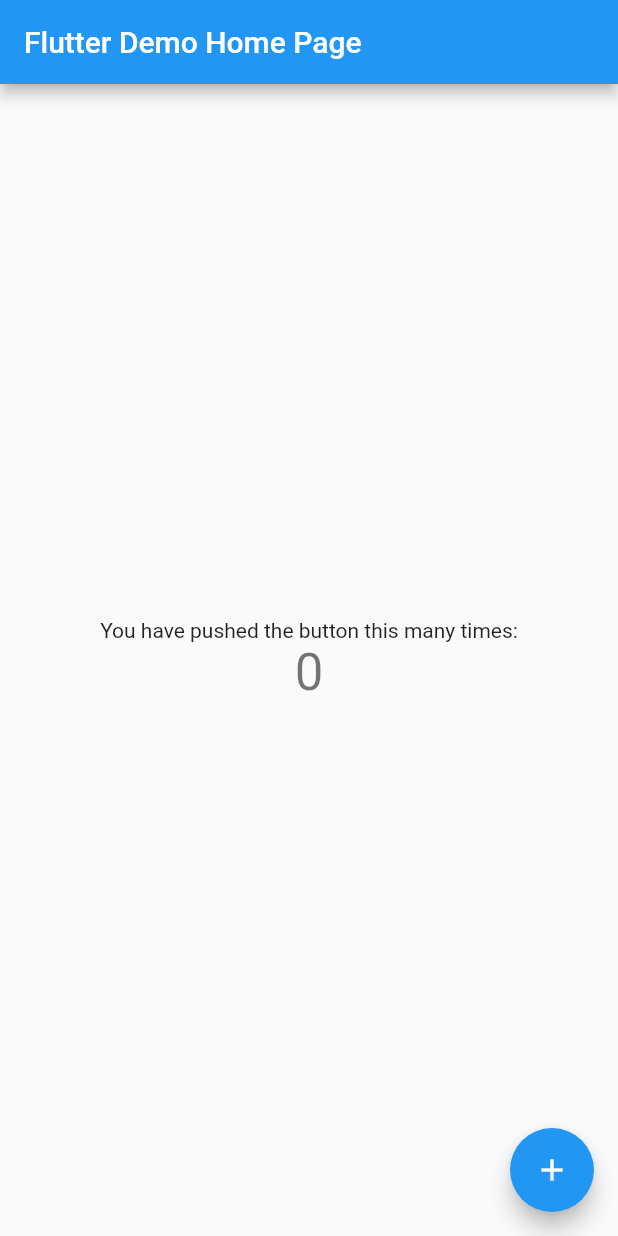
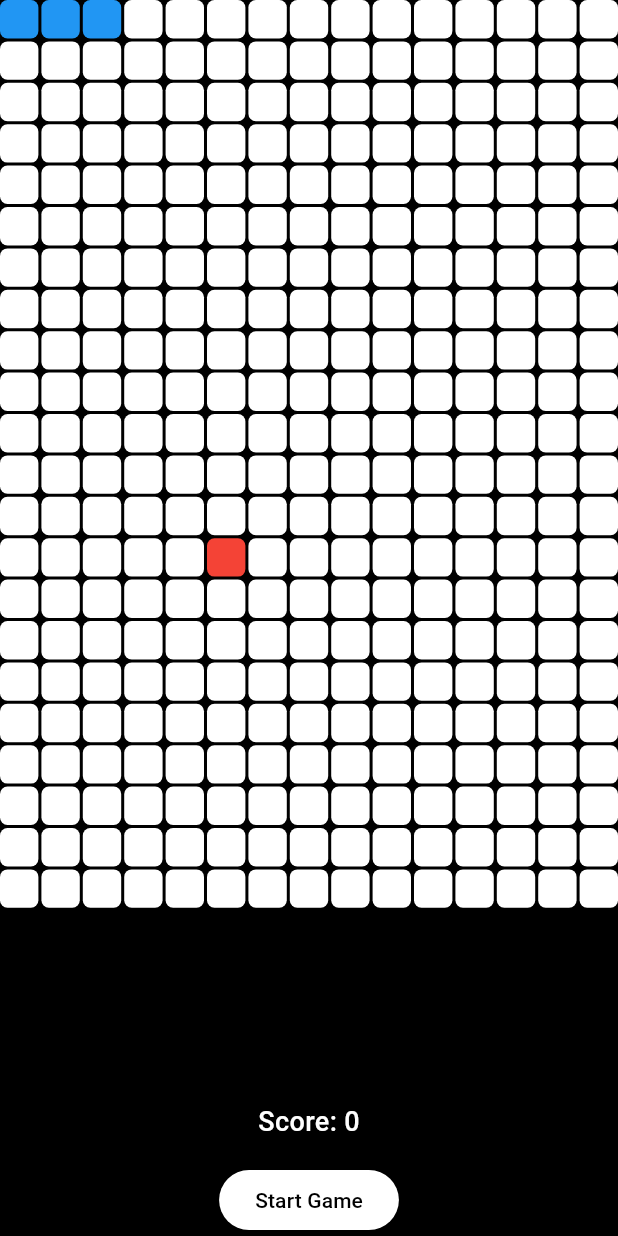
Before and after one commit to achaudhary591/Flutter_Snake_Game, a Flutter app: the screen it shows after launch, on a phone screen of 412 x 824 dp. Run offline on Flutter 3.47's test engine with Material 2 defaults, Android fonts, the phone set to English and light mode, and no system bars.

Commit message:
game done

```diff
--- a/lib/main.dart
+++ b/lib/main.dart
@@ -1,3 +1,6 @@
+import 'dart:async';
+import 'dart:math';
+
 import 'package:flutter/material.dart';
 
 void main() {
@@ -23,93 +26,258 @@ class MyApp extends StatelessWidget {
         // Notice that the counter didn't reset back to zero; the application
         // is not restarted.
         primarySwatch: Colors.blue,
+        useMaterial3: true,
       ),
-      home: const MyHomePage(title: 'Flutter Demo Home Page'),
+      home: const HomeScreen(),
     );
   }
 }
 
-class MyHomePage extends StatefulWidget {
-  const MyHomePage({super.key, required this.title});
-
-  // This widget is the home page of your application. It is stateful, meaning
-  // that it has a State object (defined below) that contains fields that affect
-  // how it looks.
-
-  // This class is the configuration for the state. It holds the values (in this
-  // case the title) provided by the parent (in this case the App widget) and
-  // used by the build method of the State. Fields in a Widget subclass are
-  // always marked "final".
-
-  final String title;
+class HomeScreen extends StatefulWidget {
+  const HomeScreen({super.key});
 
   @override
-  State<MyHomePage> createState() => _MyHomePageState();
+  State<HomeScreen> createState() => _HomeScreenState();
 }
 
-class _MyHomePageState extends State<MyHomePage> {
-  int _counter = 0;
+class _HomeScreenState extends State<HomeScreen> {
+  int foodPosition = 200;
+  SnakeDirection snakeDirection = SnakeDirection.Down;
+  int score = 0;
+  bool isGameRunning = false;
+  late Timer timer;
+  bool _isGameOver = false;
 
-  void _incrementCounter() {
-    setState(() {
-      // This call to setState tells the Flutter framework that something has
-      // changed in this State, which causes it to rerun the build method below
-      // so that the display can reflect the updated values. If we changed
-      // _counter without calling setState(), then the build method would not be
-      // called again, and so nothing would appear to happen.
-      _counter++;
+  List<int> snakePosition = [];
+
+  @override
+  void initState() {
+    // TODO: implement initState
+    super.initState();
+    initialiseSnake();
+    // startGame();
+  }
+
+  void initialiseSnake() {
+    for (var i = 0; i < 3; i++) {
+      snakePosition.add(i);
+    }
+  }
+
+  void startGame() {
+    isGameRunning = true;
+    timer = Timer.periodic(const Duration(milliseconds: 300), (timer) {
+      moveSnake();
+
+      isGameOver();
     });
+  }
+
+  void moveSnake() {
+    if (snakeDirection == SnakeDirection.Right) {
+      if (snakePosition.last % 15 == 14) {
+        snakePosition.add(snakePosition.last + 1 - 15);
+      } else {
+        snakePosition.add(snakePosition.last + 1);
+      }
+    } else if (snakeDirection == SnakeDirection.Left) {
+      if (snakePosition.last % 15 == 0) {
+        snakePosition.add(snakePosition.last - 1 + 15);
+      } else {
+        snakePosition.add(snakePosition.last - 1);
+      }
+    } else if (snakeDirection == SnakeDirection.Up) {
+      if (snakePosition.last < 15) {
+        snakePosition.add(snakePosition.last - 15 + 330);
+      } else {
+        snakePosition.add(snakePosition.last - 15);
+      }
+    } else if (snakeDirection == SnakeDirection.Down) {
+      if (snakePosition.last > 314) {
+        snakePosition.add(snakePosition.last + 15 - 330);
+      } else {
+        snakePosition.add(snakePosition.last + 15);
+      }
+    }
+
+    if (snakePosition.last == foodPosition) {
+      onEatFood();
+    } else {
+      snakePosition.removeAt(0);
+    }
+
+    setState(() {});
+  }
+
+  void onEatFood() {
+    score++;
+    while (snakePosition.contains(foodPosition)) {
+      foodPosition = Random().nextInt(329);
+    }
+  }
+
+  void isGameOver() {
+    List<int> duplicateSnakePosition = [];
+
+    duplicateSnakePosition.addAll(snakePosition);
+
+    duplicateSnakePosition.remove(snakePosition.last);
+
+    if (duplicateSnakePosition.contains(snakePosition.last)) {
+      print("Game Over");
+      timer.cancel();
+      _isGameOver = true;
+      setState(() {});
+    }
+  }
+
+  void restartGame() {
+    _isGameOver = false;
+
+    score = 0;
+
+    snakePosition = [];
+
+    initialiseSnake();
+
+    startGame();
   }
 
   @override
   Widget build(BuildContext context) {
-    // This method is rerun every time setState is called, for instance as done
-    // by the _incrementCounter method above.
-    //
-    // The Flutter framework has been optimized to make rerunning build methods
-    // fast, so that you can just rebuild anything that needs updating rather
-    // than having to individually change instances of widgets.
-    return Scaffold(
-      appBar: AppBar(
-        // Here we take the value from the MyHomePage object that was created by
-        // the App.build method, and use it to set our appbar title.
-        title: Text(widget.title),
-      ),
-      body: Center(
-        // Center is a layout widget. It takes a single child and positions it
-        // in the middle of the parent.
-        child: Column(
-          // Column is also a layout widget. It takes a list of children and
-          // arranges them vertically. By default, it sizes itself to fit its
-          // children horizontally, and tries to be as tall as its parent.
-          //
-          // Invoke "debug painting" (press "p" in the console, choose the
-          // "Toggle Debug Paint" action from the Flutter Inspector in Android
-          // Studio, or the "Toggle Debug Paint" command in Visual Studio Code)
-          // to see the wireframe for each widget.
-          //
-          // Column has various properties to control how it sizes itself and
-          // how it positions its children. Here we use mainAxisAlignment to
-          // center the children vertically; the main axis here is the vertical
-          // axis because Columns are vertical (the cross axis would be
-          // horizontal).
-          mainAxisAlignment: MainAxisAlignment.center,
-          children: <Widget>[
-            const Text(
-              'You have pushed the button this many times:',
+    return GestureDetector(
+      onVerticalDragUpdate: (dragUpdateDetais) {
+        if (dragUpdateDetais.delta.dy > 0) {
+          print("Downward");
+          snakeDirection = SnakeDirection.Down;
+        } else {
+          print("Upward");
+          snakeDirection = SnakeDirection.Up;
+        }
+
+        setState(() {});
+      },
+      onHorizontalDragUpdate: (drageUpdateDetails) {
+        if (drageUpdateDetails.delta.dx > 0) {
+          print("Right");
+          snakeDirection = SnakeDirection.Right;
+        } else {
+          print("Left");
+          snakeDirection = SnakeDirection.Left;
+        }
+
+        setState(() {});
+      },
+      child: Scaffold(
+        backgroundColor: Colors.black,
+        body: Column(
+          children: [
+            Expanded(
+                child: GridView.builder(
+              itemCount: 330,
+              physics: const NeverScrollableScrollPhysics(),
+              gridDelegate: const SliverGridDelegateWithFixedCrossAxisCount(
+                crossAxisCount: 15,
+                crossAxisSpacing: 2,
+                mainAxisSpacing: 2,
+              ),
+              itemBuilder: (context, index) {
+                if (index == foodPosition) {
+                  return const Food();
+                } else if (snakePosition.contains(index)) {
+                  return const Snake();
+                } else {
+                  return Box(
+                    index: index,
+                  );
+                }
+              },
+            )),
+            Text(
+              "Score: $score",
+              style: const TextStyle(
+                color: Colors.white,
+                fontSize: 18,
+                fontWeight: FontWeight.w500,
+              ),
             ),
-            Text(
-              '$_counter',
-              style: Theme.of(context).textTheme.headlineMedium,
+            const SizedBox(
+              height: 15,
             ),
+            isGameRunning
+                ? const SizedBox()
+                : ElevatedButton(
+                    onPressed: startGame,
+                    style:
+                        ElevatedButton.styleFrom(backgroundColor: Colors.white),
+                    child: const Text(
+                      "Start Game",
+                      style: TextStyle(color: Colors.black),
+                    ),
+                  ),
+            _isGameOver
+                ? ElevatedButton(
+                    onPressed: restartGame,
+                    style:
+                        ElevatedButton.styleFrom(backgroundColor: Colors.white),
+                    child: const Text(
+                      "Retry",
+                      style: TextStyle(color: Colors.black),
+                    ),
+                  )
+                : const SizedBox(),
           ],
         ),
       ),
-      floatingActionButton: FloatingActionButton(
-        onPressed: _incrementCounter,
-        tooltip: 'Increment',
-        child: const Icon(Icons.add),
-      ), // This trailing comma makes auto-formatting nicer for build methods.
     );
   }
 }
+
+class Box extends StatelessWidget {
+  final int index;
+
+  const Box({super.key, required this.index});
+
+  @override
+  Widget build(BuildContext context) {
+    return Container(
+      // child: Text("$index"),
+      // alignment: Alignment.center,
+
+      decoration: BoxDecoration(
+        color: Colors.white,
+        borderRadius: BorderRadius.circular(5),
+      ),
+    );
+  }
+}
+
+class Food extends StatelessWidget {
+  const Food({super.key});
+
+  @override
+  Widget build(BuildContext context) {
+    return Container(
+      decoration: BoxDecoration(
+        color: Colors.red,
+        borderRadius: BorderRadius.circular(5),
+      ),
+    );
+  }
+}
+
+class Snake extends StatelessWidget {
+  const Snake({super.key});
+
+  @override
+  Widget build(BuildContext context) {
+    return Container(
+      decoration: BoxDecoration(
+        color: Colors.blue,
+        borderRadius: BorderRadius.circular(5),
+      ),
+    );
+  }
+}
+
+enum SnakeDirection { Up, Down, Left, Right }
```
